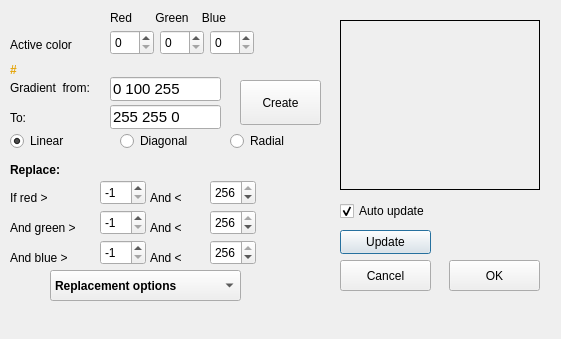
Qt form dcolors.ui (nikkNizz/Drawish) before a commit.
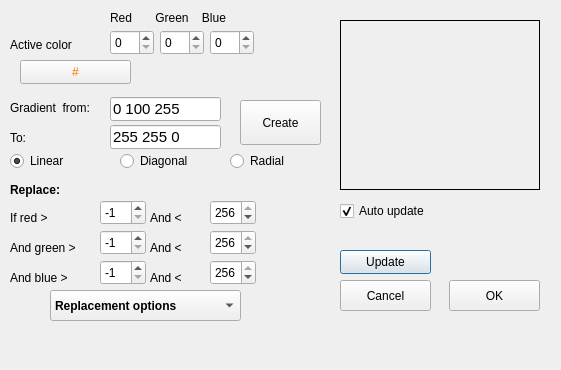
The same form after that commit. Icons and pictures are not drawn.

```diff
--- a/dcolors.ui
+++ b/dcolors.ui
@@ -7,7 +7,7 @@
     <x>0</x>
     <y>0</y>
     <width>561</width>
-    <height>339</height>
+    <height>370</height>
    </rect>
   </property>
   <property name="windowTitle">
@@ -446,7 +446,7 @@
    <property name="geometry">
     <rect>
      <x>10</x>
-     <y>160</y>
+     <y>180</y>
      <width>111</width>
      <height>20</height>
     </rect>
@@ -464,7 +464,7 @@
    <property name="geometry">
     <rect>
      <x>10</x>
-     <y>190</y>
+     <y>210</y>
      <width>71</width>
      <height>16</height>
     </rect>
@@ -541,7 +541,7 @@
    <property name="geometry">
     <rect>
      <x>100</x>
-     <y>180</y>
+     <y>200</y>
      <width>46</width>
      <height>25</height>
     </rect>
@@ -560,7 +560,7 @@
    <property name="geometry">
     <rect>
      <x>150</x>
-     <y>190</y>
+     <y>210</y>
      <width>51</width>
      <height>16</height>
     </rect>
@@ -610,7 +610,7 @@
    <property name="geometry">
     <rect>
      <x>210</x>
-     <y>180</y>
+     <y>200</y>
      <width>46</width>
      <height>25</height>
     </rect>
@@ -629,7 +629,7 @@
    <property name="geometry">
     <rect>
      <x>10</x>
-     <y>220</y>
+     <y>240</y>
      <width>81</width>
      <height>16</height>
     </rect>
@@ -679,7 +679,7 @@
    <property name="geometry">
     <rect>
      <x>100</x>
-     <y>210</y>
+     <y>230</y>
      <width>46</width>
      <height>25</height>
     </rect>
@@ -698,7 +698,7 @@
    <property name="geometry">
     <rect>
      <x>150</x>
-     <y>220</y>
+     <y>240</y>
      <width>51</width>
      <height>16</height>
     </rect>
@@ -748,7 +748,7 @@
    <property name="geometry">
     <rect>
      <x>210</x>
-     <y>210</y>
+     <y>230</y>
      <width>46</width>
      <height>25</height>
     </rect>
@@ -767,7 +767,7 @@
    <property name="geometry">
     <rect>
      <x>150</x>
-     <y>250</y>
+     <y>270</y>
      <width>51</width>
      <height>16</height>
     </rect>
@@ -817,7 +817,7 @@
    <property name="geometry">
     <rect>
      <x>10</x>
-     <y>250</y>
+     <y>270</y>
      <width>81</width>
      <height>16</height>
     </rect>
@@ -867,7 +867,7 @@
    <property name="geometry">
     <rect>
      <x>100</x>
-     <y>240</y>
+     <y>260</y>
      <width>46</width>
      <height>25</height>
     </rect>
@@ -886,7 +886,7 @@
    <property name="geometry">
     <rect>
      <x>210</x>
-     <y>240</y>
+     <y>260</y>
      <width>46</width>
      <height>25</height>
     </rect>
@@ -905,7 +905,7 @@
    <property name="geometry">
     <rect>
      <x>340</x>
-     <y>230</y>
+     <y>250</y>
      <width>91</width>
      <height>24</height>
     </rect>
@@ -955,7 +955,7 @@
    <property name="geometry">
     <rect>
      <x>340</x>
-     <y>260</y>
+     <y>280</y>
      <width>91</width>
      <height>31</height>
     </rect>
@@ -1005,7 +1005,7 @@
    <property name="geometry">
     <rect>
      <x>449</x>
-     <y>260</y>
+     <y>280</y>
      <width>91</width>
      <height>31</height>
     </rect>
@@ -1082,7 +1082,7 @@
    <property name="geometry">
     <rect>
      <x>10</x>
-     <y>80</y>
+     <y>100</y>
      <width>101</width>
      <height>16</height>
     </rect>
@@ -1095,7 +1095,7 @@
    <property name="geometry">
     <rect>
      <x>110</x>
-     <y>77</y>
+     <y>97</y>
      <width>111</width>
      <height>24</height>
     </rect>
@@ -1113,7 +1113,7 @@
    <property name="geometry">
     <rect>
      <x>10</x>
-     <y>110</y>
+     <y>130</y>
      <width>41</width>
      <height>16</height>
     </rect>
@@ -1126,7 +1126,7 @@
    <property name="geometry">
     <rect>
      <x>110</x>
-     <y>105</y>
+     <y>125</y>
      <width>111</width>
      <height>24</height>
     </rect>
@@ -1144,7 +1144,7 @@
    <property name="geometry">
     <rect>
      <x>240</x>
-     <y>80</y>
+     <y>100</y>
      <width>81</width>
      <height>45</height>
     </rect>
@@ -1175,7 +1175,7 @@
    <property name="geometry">
     <rect>
      <x>10</x>
-     <y>310</y>
+     <y>330</y>
      <width>251</width>
      <height>16</height>
     </rect>
@@ -1188,7 +1188,7 @@
    <property name="geometry">
     <rect>
      <x>50</x>
-     <y>270</y>
+     <y>290</y>
      <width>191</width>
      <height>31</height>
     </rect>
@@ -1259,7 +1259,7 @@
    <property name="geometry">
     <rect>
      <x>10</x>
-     <y>130</y>
+     <y>150</y>
      <width>100</width>
      <height>22</height>
     </rect>
@@ -1278,7 +1278,7 @@
    <property name="geometry">
     <rect>
      <x>120</x>
-     <y>130</y>
+     <y>150</y>
      <width>100</width>
      <height>22</height>
     </rect>
@@ -1294,7 +1294,7 @@
    <property name="geometry">
     <rect>
      <x>230</x>
-     <y>130</y>
+     <y>150</y>
      <width>100</width>
      <height>22</height>
     </rect>
@@ -1306,71 +1306,35 @@
     <string>Radial</string>
    </property>
   </widget>
-  <widget class="QLabel" name="hexLabel">
+  <widget class="QPushButton" name="hexValButton">
    <property name="geometry">
     <rect>
-     <x>10</x>
+     <x>20</x>
      <y>60</y>
-     <width>101</width>
-     <height>20</height>
+     <width>111</width>
+     <height>24</height>
     </rect>
    </property>
    <property name="palette">
     <palette>
      <active>
-      <colorrole role="WindowText">
-       <brush brushstyle="SolidPattern">
-        <color alpha="255">
-         <red>229</red>
-         <green>165</green>
-         <blue>10</blue>
-        </color>
-       </brush>
-      </colorrole>
-      <colorrole role="Text">
-       <brush brushstyle="SolidPattern">
-        <color alpha="255">
-         <red>229</red>
-         <green>165</green>
-         <blue>10</blue>
-        </color>
-       </brush>
-      </colorrole>
       <colorrole role="ButtonText">
        <brush brushstyle="SolidPattern">
         <color alpha="255">
-         <red>229</red>
-         <green>165</green>
-         <blue>10</blue>
+         <red>255</red>
+         <green>120</green>
+         <blue>0</blue>
         </color>
        </brush>
       </colorrole>
      </active>
      <inactive>
-      <colorrole role="WindowText">
-       <brush brushstyle="SolidPattern">
-        <color alpha="255">
-         <red>229</red>
-         <green>165</green>
-         <blue>10</blue>
-        </color>
-       </brush>
-      </colorrole>
-      <colorrole role="Text">
-       <brush brushstyle="SolidPattern">
-        <color alpha="255">
-         <red>229</red>
-         <green>165</green>
-         <blue>10</blue>
-        </color>
-       </brush>
-      </colorrole>
       <colorrole role="ButtonText">
        <brush brushstyle="SolidPattern">
         <color alpha="255">
-         <red>229</red>
-         <green>165</green>
-         <blue>10</blue>
+         <red>255</red>
+         <green>120</green>
+         <blue>0</blue>
         </color>
        </brush>
       </colorrole>
@@ -1378,10 +1342,8 @@
      <disabled/>
     </palette>
    </property>
-   <property name="font">
-    <font>
-     <bold>true</bold>
-    </font>
+   <property name="toolTip">
+    <string>Click to copy</string>
    </property>
    <property name="text">
     <string>#</string>
```
